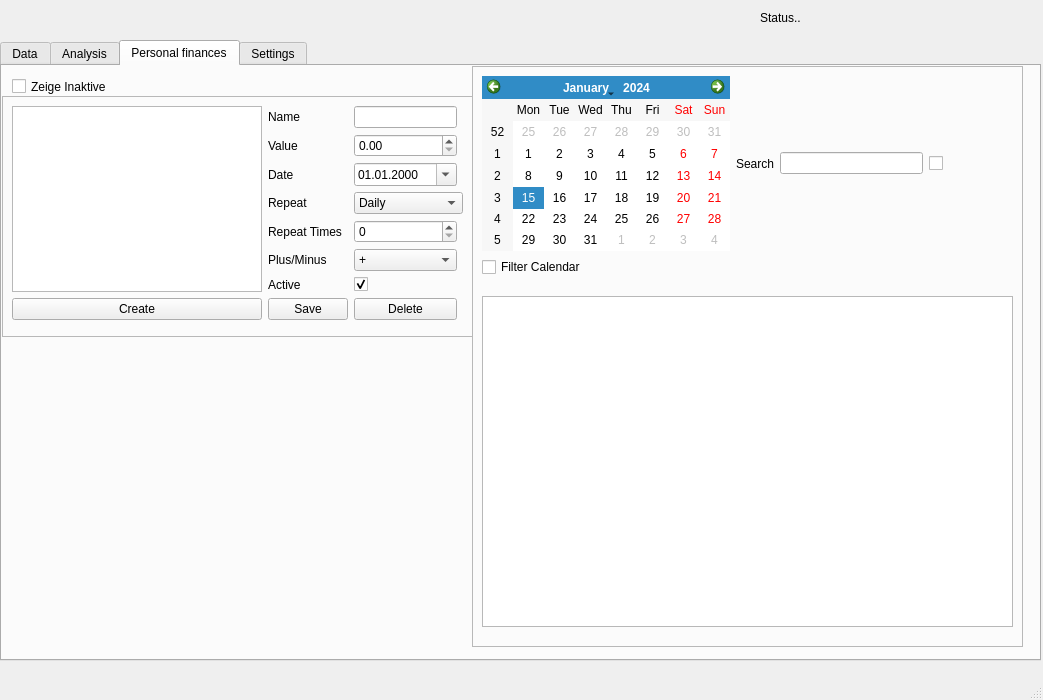
First picture: the form in gui.ui, repository hersche/jobManagement, before the edit.
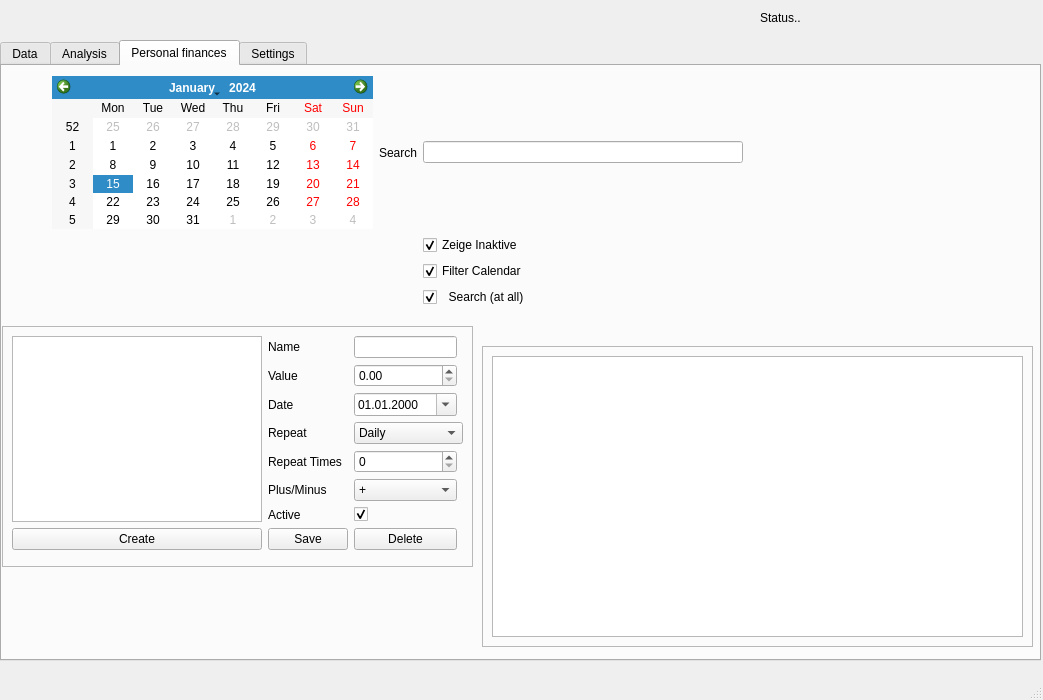
Second picture: the form after the edit. The open tabs and pages were chosen to show the change.

Commit message: fix a little part in search and fix some ugly parts in ui

Patch:
```diff
--- a/gui.ui
+++ b/gui.ui
@@ -1324,7 +1324,7 @@
       <property name="geometry">
        <rect>
         <x>0</x>
-        <y>30</y>
+        <y>260</y>
         <width>471</width>
         <height>241</height>
        </rect>
@@ -1487,26 +1487,13 @@
        </layout>
       </widget>
      </widget>
-     <widget class="QCheckBox" name="checkBox">
-      <property name="geometry">
-       <rect>
-        <x>10</x>
-        <y>10</y>
-        <width>131</width>
-        <height>21</height>
-       </rect>
-      </property>
-      <property name="text">
-       <string>Zeige Inaktive</string>
-      </property>
-     </widget>
      <widget class="QFrame" name="frame_5">
       <property name="geometry">
        <rect>
-        <x>470</x>
-        <y>0</y>
+        <x>480</x>
+        <y>280</y>
         <width>551</width>
-        <height>581</height>
+        <height>301</height>
        </rect>
       </property>
       <property name="frameShape">
@@ -1515,16 +1502,37 @@
       <property name="frameShadow">
        <enum>QFrame::Raised</enum>
       </property>
+      <widget class="QTextEdit" name="pfSummary">
+       <property name="geometry">
+        <rect>
+         <x>10</x>
+         <y>10</y>
+         <width>531</width>
+         <height>281</height>
+        </rect>
+       </property>
+      </widget>
+     </widget>
       <widget class="QWidget" name="gridLayoutWidget_3">
        <property name="geometry">
         <rect>
-         <x>10</x>
+        <x>50</x>
          <y>10</y>
-         <width>461</width>
-         <height>201</height>
+        <width>691</width>
+        <height>231</height>
         </rect>
        </property>
        <layout class="QGridLayout" name="gridLayout_3">
+       <item row="3" column="3">
+        <widget class="QCheckBox" name="pfSearchEnabled">
+         <property name="text">
+          <string>  Search (at all)</string>
+         </property>
+         <property name="checked">
+          <bool>true</bool>
+         </property>
+        </widget>
+       </item>
         <item row="0" column="1">
          <widget class="QLabel" name="label_39">
           <property name="text">
@@ -1535,35 +1543,30 @@
         <item row="0" column="3">
          <widget class="QLineEdit" name="pfSearch"/>
         </item>
-        <item row="2" column="0">
-         <widget class="QCheckBox" name="pfCalendarEnabled">
-          <property name="text">
-           <string>Filter Calendar</string>
-          </property>
-         </widget>
-        </item>
         <item row="0" column="0">
          <widget class="QCalendarWidget" name="pfCalendar"/>
         </item>
-        <item row="0" column="4">
-         <widget class="QCheckBox" name="pfSearchEnabled">
+       <item row="1" column="3">
+        <widget class="QCheckBox" name="checkBox">
           <property name="text">
-           <string/>
+          <string>Zeige Inaktive</string>
+         </property>
+         <property name="checked">
+          <bool>true</bool>
+         </property>
+        </widget>
+       </item>
+       <item row="2" column="3">
+        <widget class="QCheckBox" name="pfCalendarEnabled">
+         <property name="text">
+          <string>Filter Calendar</string>
+         </property>
+         <property name="checked">
+          <bool>true</bool>
           </property>
          </widget>
         </item>
        </layout>
-      </widget>
-      <widget class="QTextEdit" name="pfSummary">
-       <property name="geometry">
-        <rect>
-         <x>10</x>
-         <y>230</y>
-         <width>531</width>
-         <height>331</height>
-        </rect>
-       </property>
-      </widget>
      </widget>
     </widget>
     <widget class="QWidget" name="settings">
```
Left out of the diff: 32 changed lines with no effect on the pictures. Lines whose indentation alone changed are shown as unchanged. The commit also changes 7 other files.
